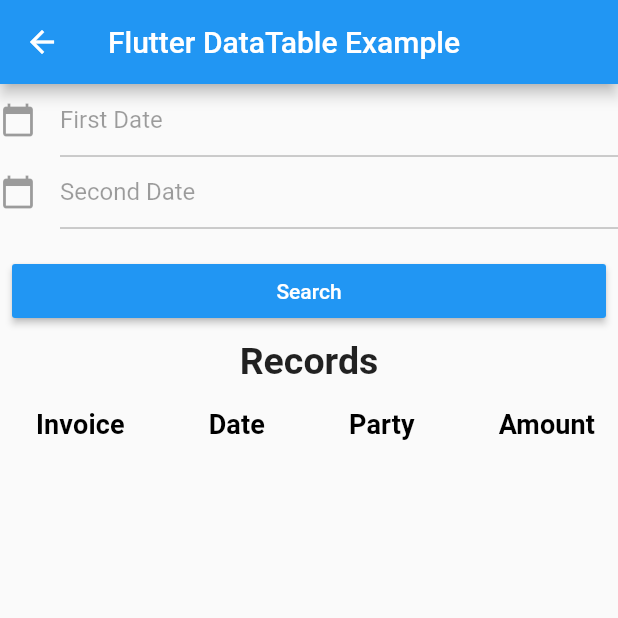
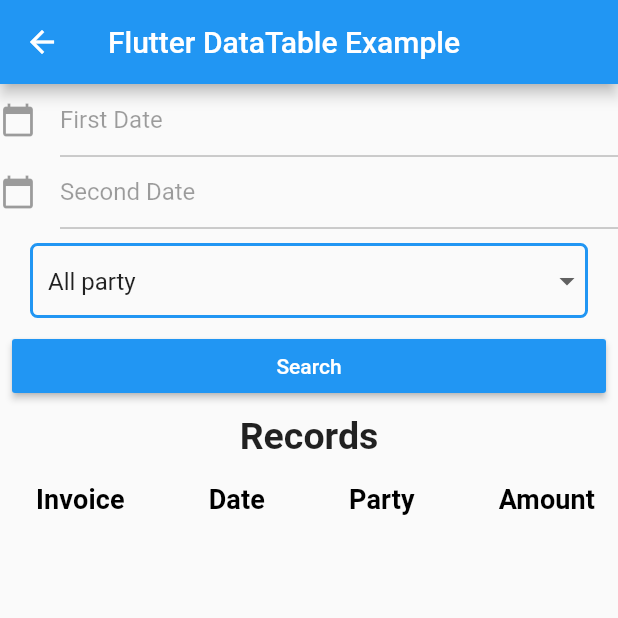
Before and after one commit to Tushark690/silkfinal, a Flutter app: the Records screen opened directly, after a tap on "Search", on a phone screen of 412 x 824 dp, the top half of it. Run offline on Flutter 3.47's test engine with Material 2 defaults, Android fonts, the phone set to English and light mode, and no system bars; our stand-ins replace cloud_firestore, firebase_core, fluttertoast, pdf, printing, responsive_framework; missing offline and left inert: expansion_card; accounts and stored records are empty.

Commit message:
maybefinal2

```diff
--- a/lib/model/FabricModel.dart
+++ b/lib/model/FabricModel.dart
@@ -1,7 +1,7 @@
 class FabricModel{
   String fabricName;
   String allQty;
-  int totalQty;
+  double totalQty;
   String shade;
 
   FabricModel({this.fabricName, this.allQty, this.totalQty,this.shade});
--- a/lib/model/MaterialModel.dart
+++ b/lib/model/MaterialModel.dart
@@ -1,7 +1,7 @@
 class MaterialModel{
   String materialName;
   String allQty;
-  int totalQty;
+  double totalQty;
   String unit;
 
   MaterialModel({this.materialName, this.allQty, this.totalQty,this.unit});
--- a/lib/ui/records.dart
+++ b/lib/ui/records.dart
@@ -11,15 +11,30 @@
 }
 
 class _DataTableExample extends State<Records> {
-
+  var _partyValue = "0";
   List<FabricModel> _fabricList=[];
   List<MaterialModel> _materialList=[];
   TextEditingController t1 = new TextEditingController();
   TextEditingController t2 = new TextEditingController();
   String _firstDate="",_secondDate="",_date="";
-  Query _records=FirebaseFirestore.instance
-      .collection("invoice")
-      .orderBy("invoiceNo", descending: true);
+  CollectionReference _records;
+  var _data;
+  List<DataRow> serviceWidget = [];
+
+  _getRecords()async{
+    try{
+      _records=FirebaseFirestore.instance
+          .collection("invoice");
+    }catch(e){
+      print(e);
+    }
+  }
+
+  @override
+  void initState() {
+    _data=_getRecords();
+    super.initState();
+  }
 
   @override
   Widget build(BuildContext context) {
@@ -28,48 +43,19 @@
           appBar: AppBar(
             title: Text('Flutter DataTable Example'),
           ),
-          body: ListView(children: <Widget>[
+          body: FutureBuilder(
+            future: _data,
+            builder: (context, snap) {
+             if(snap.connectionState==ConnectionState.done){
+               return ListView(children: <Widget>[
                  _customDate(),
                  Center(
                      child: Text(
                        'Records',
                        style: TextStyle(fontSize: 25, fontWeight: FontWeight.bold),
-            )),
-            StreamBuilder<QuerySnapshot>(
-              stream: _records.snapshots(),
-              builder: (context, snapshot) {
-                if (snapshot.hasData) {
-                  final services = snapshot.data.docs;
-                  List<DataRow> serviceWidget = [];
-                  for (var st in services) {
-                    final invoiceNo = st.data()['invoiceNo'];
-                    final date = st.data()['date'].toString();
-                    final partyName = st.data()['partyName'];
-                    final payment = st.data()['payment'];
-                    // final material = st.data()['material'];
-                    // final unit = st.data()['unit'];
-                    // final materialQuantity = st.data()['materialQuantity'];
-                    // final fabric = st.data()['fabric'];
-                    // final shade = st.data()['shade'];
-                    // final fabricQuantity = st.data()['fabricQuantity'];
-                    // final address=st.data()['address'];
-                    final sno = st.id;
-                    final datas = buildRow(
-                        invoiceNo,
-                        date,
-                        partyName,
-                        payment,
-                        st.id
-                        // material,
-                        // unit,
-                        // materialQuantity,
-                        // fabric,
-                        // shade,
-                        // fabricQuantity);
-                    );
-                    serviceWidget.add(datas);
-                  }
-                  return SingleChildScrollView(
+                     )
+                 ),
+                 SingleChildScrollView(
                    scrollDirection: Axis.horizontal,
                    child: DataTable(
                      columns: [
@@ -93,48 +79,18 @@
                                style: TextStyle(
                                    fontSize: 18,
                                    fontWeight: FontWeight.bold))),
-                        // DataColumn(
-                        //     label: Text('Material',
-                        //         style: TextStyle(
-                        //             fontSize: 18,
-                        //             fontWeight: FontWeight.bold))),
-                        // DataColumn(
-                        //     label: Text('Unit',
-                        //         style: TextStyle(
-                        //             fontSize: 18,
-                        //             fontWeight: FontWeight.bold))),
-                        // DataColumn(
-                        //     label: Text('Quantity',
-                        //         style: TextStyle(
-                        //             fontSize: 18,
-                        //             fontWeight: FontWeight.bold))),
-                        // DataColumn(
-                        //     label: Text('Fabric',
-                        //         style: TextStyle(
-                        //             fontSize: 18,
-                        //             fontWeight: FontWeight.bold))),
-                        // DataColumn(
-                        //     label: Text('Shade',
-                        //         style: TextStyle(
-                        //             fontSize: 18,
-                        //             fontWeight: FontWeight.bold))),
-                        // DataColumn(
-                        //     label: Text('Quantity',
-                        //         style: TextStyle(
-                        //             fontSize: 18,
-                        //             fontWeight: FontWeight.bold))),
                      ],
                      rows: serviceWidget,
                    ),
-                  );
-                } else {
+                 )
+               ]);
+             }else{
                return Center(
                  child: CircularProgressIndicator(),
                );
              }
-              },
-            ),
-          ])),
+            }
+          )),
     );
   }
 
@@ -144,12 +100,6 @@
     party,
     payment,
     id
-    // material,
-    // unit,
-    // materialQuantity,
-    // fabric,
-    // shade,
-    // fabricQuantity,
   ) {
     return DataRow(
       onSelectChanged: (bool){
@@ -160,18 +110,10 @@
       DataCell(Text(date == null ? "" : date.toString())),
       DataCell(Text(party == null ? "" : party)),
       DataCell(Text(payment == null ? "" : payment.toString())),
-      // DataCell(Text(material == null ? "" : material)),
-      // DataCell(Text(unit == null ? "" : unit)),
-      // DataCell(
-      //     Text(materialQuantity == null ? "" : materialQuantity.toString())),
-      // DataCell(Text(fabric == null ? "" : fabric)),
-      // DataCell(Text(shade == null ? "" : shade)),
-      // DataCell(Text(fabricQuantity == null ? "" : fabricQuantity.toString())),
     ]);
   }
 
   _bottomModalInvoice(id,invoiceNo,date,party,payment){
-    List fabricDocs=[],materialDocs=[];
     showModalBottomSheet<void>(
       context: context,
       builder: (BuildContext context) {
@@ -191,7 +133,6 @@
                         child: CircularProgressIndicator(),
                       );
                     }
-                    fabricDocs=snapshot.data.docs;
                     return Container(
                       child: ListView.builder(
                         itemCount: snapshot.data.docs.length,
@@ -223,8 +164,6 @@
                           child: CircularProgressIndicator(),
                         );
                       }
-                      materialDocs=snapshot.data.docs;
-
                       return Container(
                           child: ListView.builder(
                             itemCount: snapshot.data.docs.length,
@@ -262,8 +201,6 @@
 
   Widget _customDate(){
     return Container(
-      // width: MediaQuery.of(context).size.width,
-      // height: MediaQuery.of(context).size.height,
       child: Column(
         children: [
           InkWell(
@@ -297,6 +234,54 @@
             ),
           ),
           SizedBox(height: 10,),
+          Container(
+            padding: EdgeInsets.symmetric(horizontal: 20),
+            height: 50,
+            width: MediaQuery.of(context).size.width,
+            child: StreamBuilder<QuerySnapshot>(
+                stream: FirebaseFirestore.instance
+                    .collection("partyMaster")
+                    .snapshots(),
+                builder: (context, snapshot) {
+                  if (snapshot.hasData) {
+                    List<DropdownMenuItem> items = [];
+                    final datas = snapshot.data.docs;
+                    items.add(DropdownMenuItem(
+                      child: Text("All party",),
+                      value: "0",
+                    ));
+                    for (var st in datas) {
+                      items.add(DropdownMenuItem(
+                        child: Text(
+                          st.data()['name'],),
+                        value: st.data()['name'],
+                      ));
+                    }
+                    return Container(
+                      padding: EdgeInsets.only(left: 10),
+                      decoration: BoxDecoration(
+                          border: Border.all(
+                              color: Colors.blue, width: 2),
+                          borderRadius: BorderRadius.circular(5)),
+                      child: DropdownButtonHideUnderline(
+                        child: DropdownButtonFormField(
+                          items: items,
+                          value: _partyValue,
+                          decoration: InputDecoration(
+                              border: InputBorder.none),
+                          onChanged: (value) {
+                            setState(() {
+                              _partyValue = value;
+                            });
+                          },
+                        ),
+                      ),
+                    );
+                  } else {
+                    return Text("Loading...");
+                  }
+                }),
+          ),
           Padding(
             padding: const EdgeInsets.all(8.0),
             child: Row(
@@ -305,13 +290,28 @@
                   child: Text("Search",style: TextStyle(color: Colors.white),),
                   color: Colors.blue,
                   onPressed: (){
-                      setState(() {
-                        _records=FirebaseFirestore.instance
-                            .collection("invoice")
-                            .where("reportDate",isGreaterThanOrEqualTo: _firstDate)
-                            .where("reportDate",isLessThanOrEqualTo: _secondDate)
-                            .orderBy("reportDate", descending: true);
-                      });
+                    _getData();
+                  // try{
+                  //   String p=_partyValue.trim();
+                  //   String f=_firstDate;
+                  //   String s=_secondDate;
+                  //   print(p);
+                  //   if(p=="0"){
+                  //     setState(() {
+                  //       _records=q
+                  //           .where("reportDate",isGreaterThanOrEqualTo: f,isLessThanOrEqualTo: s)
+                  //           .orderBy("reportDate", descending: true);
+                  //     });
+                  //   }else{
+                  //     setState(() {
+                  //       _records=q.where("reportDate",isGreaterThanOrEqualTo: f,isLessThanOrEqualTo: s,)
+                  //           .where("partyName",isEqualTo: p).orderBy("reportDate", descending: true);
+                  //     });
+                  //
+                  //   }
+                  // }catch(e){
+                  //   print(e);
+                  // }
                   },
                 ))
               ],
@@ -355,4 +355,52 @@
       });
     }
   }
+
+  _getData(){
+    serviceWidget=[];
+    if(_partyValue=="0"){
+      _records.where("reportDate",isGreaterThanOrEqualTo: _firstDate,isLessThanOrEqualTo: _secondDate)
+         .orderBy("reportDate", descending: true).get().then((QuerySnapshot snapshot) {
+        snapshot.docs.forEach((element) {
+          final invoiceNo = element.get('invoiceNo');
+          final date =element.get('date').toString();
+          final partyName = element.get('partyName');
+          final payment = element.get('payment');
+          final sno = element.id;
+          final datas = buildRow(
+              invoiceNo,
+              date,
+              partyName,
+              payment,
+              sno
+          );
+          setState(() {
+            serviceWidget.add(datas);
+          });
+        });
+      } );
+    }else{
+      _records.where("reportDate",isGreaterThanOrEqualTo: _firstDate,isLessThanOrEqualTo: _secondDate)
+          .where("partyName",isEqualTo: _partyValue).orderBy("reportDate", descending: true).get().then((QuerySnapshot snapshot) {
+        snapshot.docs.forEach((element) {
+          final invoiceNo = element.get('invoiceNo');
+          final date =element.get('date').toString();
+          final partyName = element.get('partyName');
+          final payment = element.get('payment');
+          final sno = element.id;
+          final datas = buildRow(
+              invoiceNo,
+              date,
+              partyName,
+              payment,
+              sno
+          );
+          setState(() {
+            serviceWidget.add(datas);
+          });
+        });
+      } );
     }
+
+  }
+}
```
Also changed, not shown: lib/main.dart (+62 -18 lines), lib/ui/print-order.dart (+11 -5 lines). Lines whose indentation alone changed are shown as unchanged.
